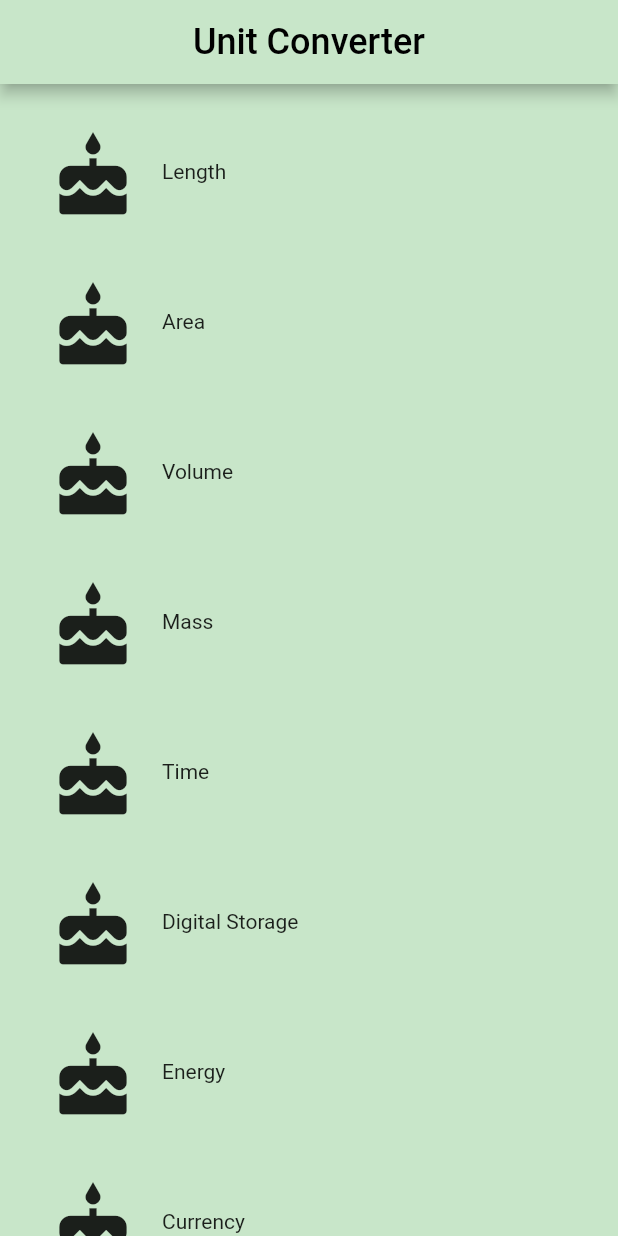
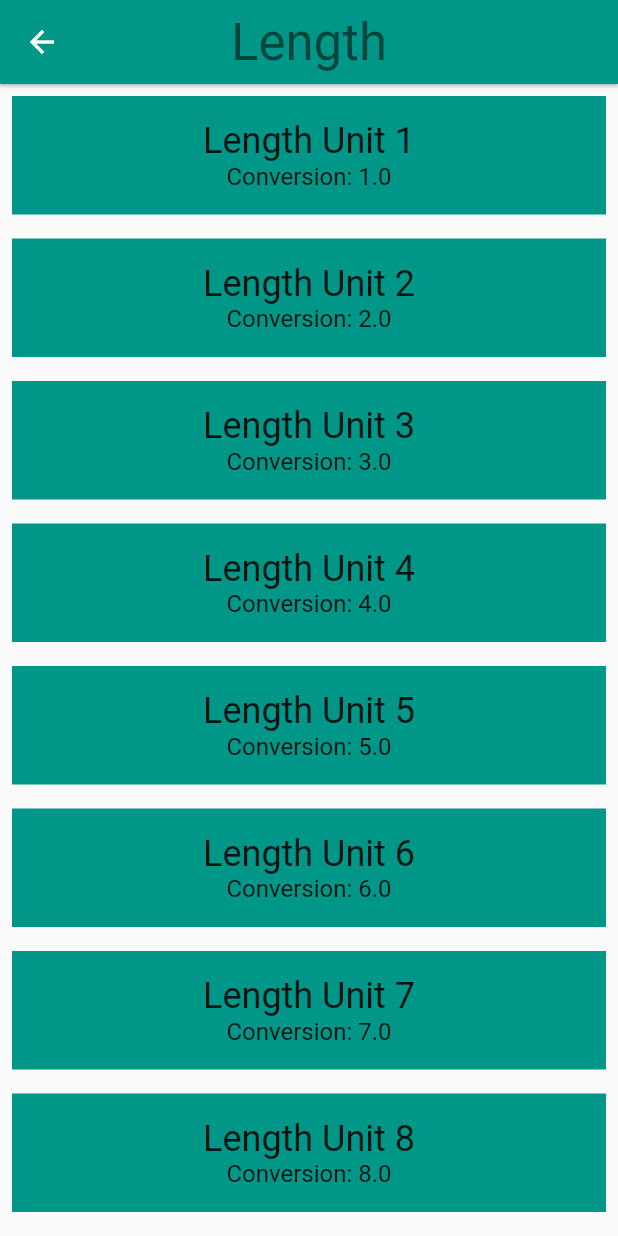
Before and after one commit to uurde/unit_converter, a Flutter app: the screen it shows after launch, after a tap on "Length", on a phone screen of 412 x 824 dp. Run offline on Flutter 3.47's test engine with Material 2 defaults, Android fonts, the phone set to English and light mode, and no system bars.

```diff
--- a/lib/category.dart
+++ b/lib/category.dart
@@ -1,5 +1,8 @@
 import 'package:flutter/material.dart';
 import 'package:meta/meta.dart';
+
+import 'package:unit_converter/converter_route.dart';
+import 'package:unit_converter/unit.dart';
 
 final _rowHeight = 100.0;
 final _borderRadius = BorderRadius.circular(_rowHeight / 2);
@@ -8,18 +11,42 @@ class Category extends StatelessWidget {
   final String name;
   final ColorSwatch color;
   final IconData iconLocation;
+  final List<Unit> units;
 
   const Category({
     Key key,
     @required this.name,
     @required this.color,
     @required this.iconLocation,
+    @required this.units,
   })  : assert(name != null),
         assert(color != null),
         assert(iconLocation != null),
+        assert(units != null),
         super(key: key);
 
-  @override
+  void _navigateToConverter(BuildContext context) {
+    Navigator.of(context).push(MaterialPageRoute<Null>(
+      builder: (BuildContext context) {
+        return Scaffold(
+          appBar: AppBar(
+            elevation: 1.0,
+            title: Text(
+              name,
+              style: Theme.of(context).textTheme.display1,
+            ),
+            centerTitle: true,
+            backgroundColor: color,
+          ),
+          body: ConverterRoute(
+            color: color,
+            units: units,
+          ),
+        );
+      },
+    ));
+  }
+
   Widget build(BuildContext context) {
     return Material(
       color: Colors.transparent,
@@ -29,9 +56,7 @@ class Category extends StatelessWidget {
           borderRadius: _borderRadius,
           highlightColor: color,
           splashColor: color,
-          onTap: () {
-            print('I was tapped!');
-          },
+          onTap: () => _navigateToConverter(context),
           child: Padding(
             padding: EdgeInsets.all(8.0),
             child: Row(
@@ -48,6 +73,7 @@ class Category extends StatelessWidget {
                   child: Text(
                     name,
                     textAlign: TextAlign.center,
+                    style: Theme.of(context).textTheme.headline,
                   ),
                 ),
               ],
--- a/lib/category_route.dart
+++ b/lib/category_route.dart
@@ -1,9 +1,9 @@
 import 'package:flutter/material.dart';
+
 import 'package:unit_converter/category.dart';
+import 'package:unit_converter/unit.dart';
 
-final _rowHeight = 100.0;
-final _borderRadius = BorderRadius.circular(_rowHeight / 2);
-const _categoryIcon = Icons.cake;
+final _backgroundColor = Colors.green[100];
 
 class CategoryRoute extends StatelessWidget {
   const CategoryRoute();
@@ -30,61 +30,56 @@ class CategoryRoute extends StatelessWidget {
     Colors.red,
   ];
 
+  Widget _buildCategoryWidgets(List<Widget> categories) {
+    return ListView.builder(
+      itemBuilder: (BuildContext context, int index) => categories[index],
+      itemCount: categories.length,
+    );
+  }
+
+  List<Unit> _retrieveUnitList(String categoryName) {
+    return List.generate(10, (int i) {
+      i += 1;
+      return Unit(
+        name: '$categoryName Unit $i',
+        conversion: i.toDouble(),
+      );
+    });
+  }
+
   @override
   Widget build(BuildContext context) {
-    final listView = ListView.builder(
-      padding: const EdgeInsets.all(8),
-      itemCount: _categoryNames.length,
-      itemBuilder: (BuildContext context, int index) {
-        return Material(
-          color: Colors.transparent,
-          child: Container(
-            height: _rowHeight,
-            child: InkWell(
-              borderRadius: _borderRadius,
-              highlightColor: _baseColors[index],
-              splashColor: _baseColors[index],
-              onTap: () {
-                print('I was tapped!');
-              },
-              child: Padding(
-                padding: EdgeInsets.all(8.0),
-                child: Row(
-                  crossAxisAlignment: CrossAxisAlignment.stretch,
-                  children: [
-                    Padding(
-                      padding: EdgeInsets.all(16.0),
-                      child: Icon(
-                        _categoryIcon,
-                        size: 60.0,
-                      ),
-                    ),
-                    Center(
-                      child: Text(
-                        _categoryNames[index],
-                        textAlign: TextAlign.center,
-                      ),
-                    ),
-                  ],
-                ),
-              ),
-            ),
-          ),
-        );
-      },
+    final categories = <Category>[];
+
+    for (var i = 0; i < _categoryNames.length; i++) {
+      categories.add(Category(
+        name: _categoryNames[i],
+        color: _baseColors[i],
+        iconLocation: Icons.cake,
+        units: _retrieveUnitList(_categoryNames[i]),
+      ));
+    }
+
+    final listView = Container(
+      color: _backgroundColor,
+      padding: EdgeInsets.symmetric(horizontal: 8.0),
+      child: _buildCategoryWidgets(categories),
     );
 
     final appBar = AppBar(
+      elevation: 0.0,
       title: Text(
         'Unit Converter',
-        style: TextStyle(fontSize: 24.0, color: Colors.black),
+        style: TextStyle(
+          color: Colors.black,
+          fontSize: 30.0,
+        ),
       ),
-      backgroundColor: Colors.green[100],
       centerTitle: true,
+      backgroundColor: _backgroundColor,
     );
 
     return Scaffold(
-      backgroundColor: Colors.green[100],
       appBar: appBar,
       body: listView,
     );
--- /dev/null
+++ b/lib/converter_route.dart
@@ -0,0 +1,42 @@
+import 'package:flutter/material.dart';
+import 'package:meta/meta.dart';
+
+import 'package:unit_converter/unit.dart';
+
+class ConverterRoute extends StatelessWidget {
+  final Color color;
+  final List<Unit> units;
+
+  const ConverterRoute({
+    @required this.color,
+    @required this.units,
+  })  : assert(color != null),
+        assert(units != null);
+
+  @override
+  Widget build(BuildContext context) {
+    final unitWidgets = units.map((Unit unit) {
+      return Container(
+        color: color,
+        margin: EdgeInsets.all(8.0),
+        padding: EdgeInsets.all(16.0),
+        child: Column(
+          children: <Widget>[
+            Text(
+              unit.name,
+              style: Theme.of(context).textTheme.headline5,
+            ),
+            Text(
+              'Conversion: ${unit.conversion}',
+              style: Theme.of(context).textTheme.subtitle1,
+            ),
+          ],
+        ),
+      );
+    }).toList();
+
+    return ListView(
+      children: unitWidgets,
+    );
+  }
+}
--- /dev/null
+++ b/lib/unit.dart
@@ -0,0 +1,18 @@
+import 'package:meta/meta.dart';
+
+class Unit {
+  final String name;
+  final double conversion;
+
+  const Unit({
+    @required this.name,
+    @required this.conversion,
+  })  : assert(name != null),
+        assert(conversion != null);
+
+  Unit.fromJson(Map jsonMap)
+      : assert(jsonMap['name'] != null),
+        assert(jsonMap['conversion'] != null),
+        name = jsonMap['name'],
+        conversion = jsonMap['conversion'].toDouble();
+}
```
